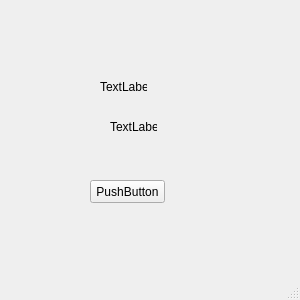
JorgeParishuana/tcpServer, file tcpserver.ui: the form before one commit.
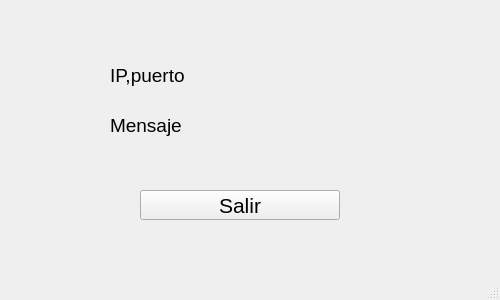
The form after the commit.

The edit to the form file:
```diff
--- a/tcpserver.ui
+++ b/tcpserver.ui
@@ -6,7 +6,7 @@
    <rect>
     <x>0</x>
     <y>0</y>
-    <width>300</width>
+    <width>500</width>
     <height>300</height>
    </rect>
   </property>
@@ -17,40 +17,55 @@
    <widget class="QLabel" name="label">
     <property name="geometry">
      <rect>
-      <x>100</x>
-      <y>80</y>
-      <width>47</width>
-      <height>13</height>
+      <x>110</x>
+      <y>60</y>
+      <width>300</width>
+      <height>30</height>
      </rect>
     </property>
+    <property name="font">
+     <font>
+      <pointsize>14</pointsize>
+     </font>
+    </property>
     <property name="text">
-     <string>TextLabel</string>
+     <string>IP,puerto</string>
     </property>
    </widget>
    <widget class="QLabel" name="label_2">
     <property name="geometry">
      <rect>
       <x>110</x>
-      <y>120</y>
-      <width>47</width>
-      <height>13</height>
+      <y>110</y>
+      <width>300</width>
+      <height>30</height>
      </rect>
     </property>
+    <property name="font">
+     <font>
+      <pointsize>14</pointsize>
+     </font>
+    </property>
     <property name="text">
-     <string>TextLabel</string>
+     <string>Mensaje</string>
     </property>
    </widget>
    <widget class="QPushButton" name="pushButton">
     <property name="geometry">
      <rect>
-      <x>90</x>
-      <y>180</y>
-      <width>75</width>
-      <height>23</height>
+      <x>140</x>
+      <y>190</y>
+      <width>200</width>
+      <height>30</height>
      </rect>
     </property>
+    <property name="font">
+     <font>
+      <pointsize>16</pointsize>
+     </font>
+    </property>
     <property name="text">
-     <string>PushButton</string>
+     <string>Salir</string>
     </property>
    </widget>
   </widget>
```
Left out of the diff: 8 changed lines with no effect on the pictures.
